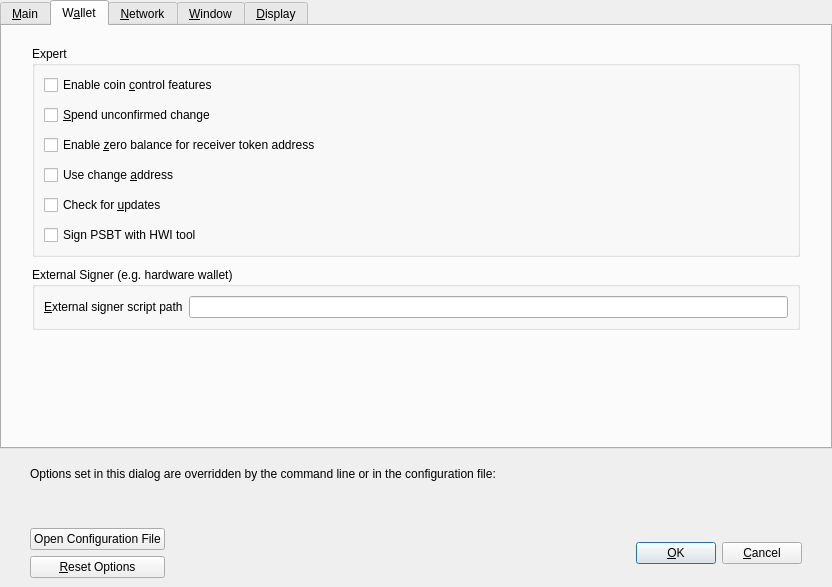
Above: src/qt/forms/optionsdialog.ui from ArielCoinOrg/arielcoin before the change. Below: the same form after it.
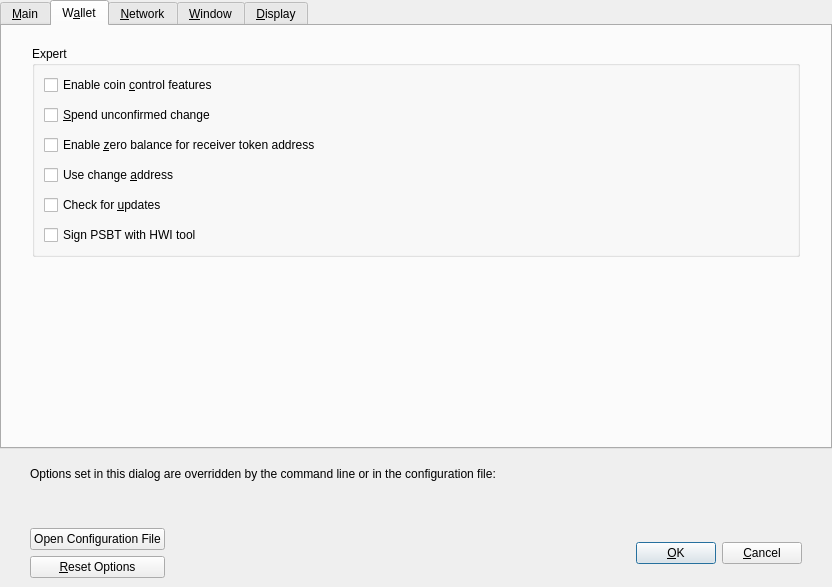
That is the form after the change. The open tabs and pages were chosen to show the change. Custom widgets are drawn as their Qt base class.

```diff
--- a/src/qt/forms/optionsdialog.ui
+++ b/src/qt/forms/optionsdialog.ui
@@ -379,36 +379,6 @@
          </layout>
         </widget>
        </item>
-       <item>
-        <widget class="QGroupBox" name="groupBoxHww">
-         <property name="title">
-          <string>External Signer (e.g. hardware wallet)</string>
-         </property>
-         <layout class="QVBoxLayout" name="verticalLayoutHww">
-          <item>
-           <layout class="QHBoxLayout" name="horizontalLayoutHww">
-            <item>
-             <widget class="QLabel" name="externalSignerPathLabel">
-              <property name="text">
-               <string>&amp;External signer script path</string>
-              </property>
-              <property name="buddy">
-               <cstring>externalSignerPath</cstring>
-              </property>
-             </widget>
-            </item>
-            <item>
-             <widget class="QLineEdit" name="externalSignerPath">
-              <property name="toolTip">
-               <string>Full path to a Ariel Core compatible script (e.g. C:\Downloads\hwi.exe or /Users/you/Downloads/hwi.py). Beware: malware can steal your coins!</string>
-              </property>
-             </widget>
-            </item>
-           </layout>
-          </item>
-         </layout>
-        </widget>
-       </item>
        <item>
         <spacer name="verticalSpacer_Wallet">
          <property name="orientation">
```
Left out of the diff: 6 changed lines with no effect on the pictures.
